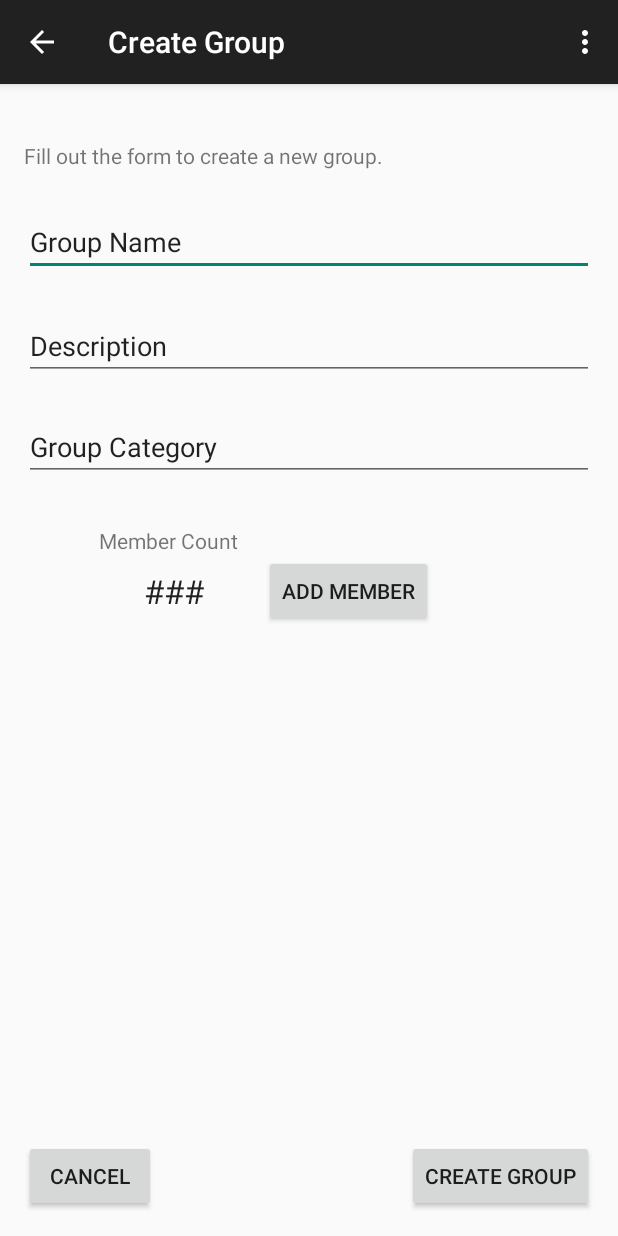
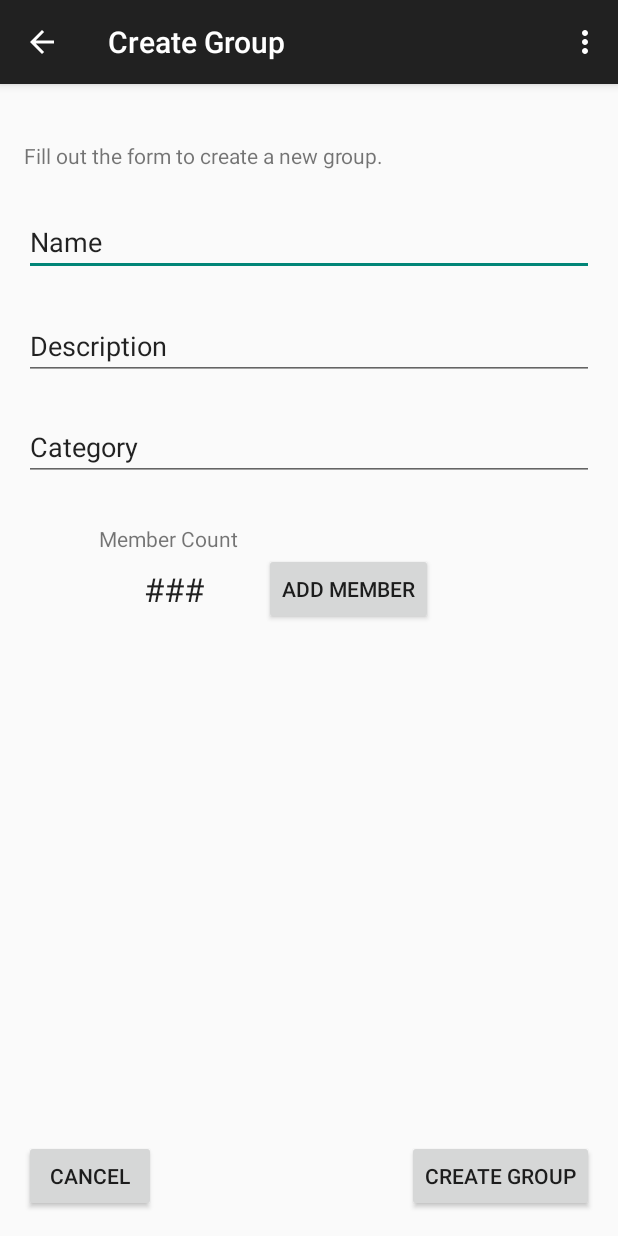
Before and after one commit to rub-sky/BulletinGroupBlast, an Android app: the CreateGroupActivity screen opened directly, with no data from a screen before it, on a phone screen of 412 x 824 dp. Run offline under Robolectric (Android 15) with nearby library versions, the phone set to English and light mode, and no system bars.

```diff
--- a/app/src/main/res/layout/activity_create_group.xml
+++ b/app/src/main/res/layout/activity_create_group.xml
@@ -18,7 +18,7 @@
         android:layout_width="match_parent"
         android:layout_height="wrap_content"
         android:inputType="textPersonName"
-        android:text="Group Name"
+        android:text="Name"
         android:ems="10"
         android:id="@+id/txtGrpName"
         android:layout_below="@+id/lblActivityDesc"
@@ -34,17 +34,19 @@
         android:layout_below="@+id/txtGrpName"
         android:layout_alignParentLeft="true"
         android:layout_alignParentStart="true"
-        android:layout_marginTop="24dp" />
+        android:layout_marginTop="24dp"
+        android:inputType="textMultiLine" />
 
     <EditText
         android:layout_width="match_parent"
         android:layout_height="wrap_content"
         android:id="@+id/txtGrpCategory"
-        android:text="Group Category"
+        android:text="Category"
         android:layout_below="@+id/txtGrpDescription"
         android:layout_alignParentRight="true"
         android:layout_alignParentEnd="true"
-        android:layout_marginTop="22dp" />
+        android:layout_marginTop="22dp"
+        android:inputType="textCapWords|text" />
 
     <Button
         style="?android:attr/buttonStyleSmall"
@@ -52,7 +54,7 @@
         android:layout_height="wrap_content"
         android:text="Add Member"
         android:id="@+id/btnAddGrpMember"
-        android:layout_marginTop="49dp"
+        android:layout_marginTop="48dp"
         android:layout_below="@+id/txtGrpCategory"
         android:layout_toRightOf="@+id/lblMemberCount"
         android:layout_toEndOf="@+id/lblMemberCount" />
```
Also changed, not shown: app/src/main/java/com/bulletingroupblast/bulletingroupblast/CreateGroupActivity.java (+9 -0 lines), app/src/main/java/com/bulletingroupblast/bulletingroupblast/CreateOrganizationActivity.java (+9 -0 lines), app/src/main/res/layout/activity_create_organization.xml (+12 -6 lines).
